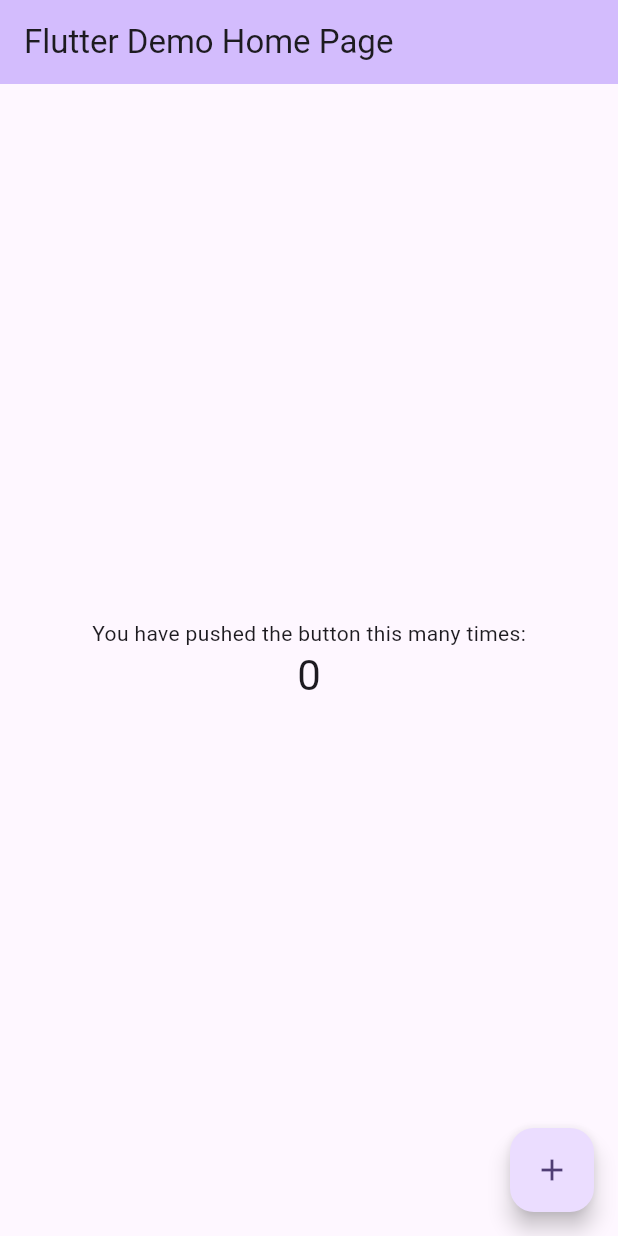
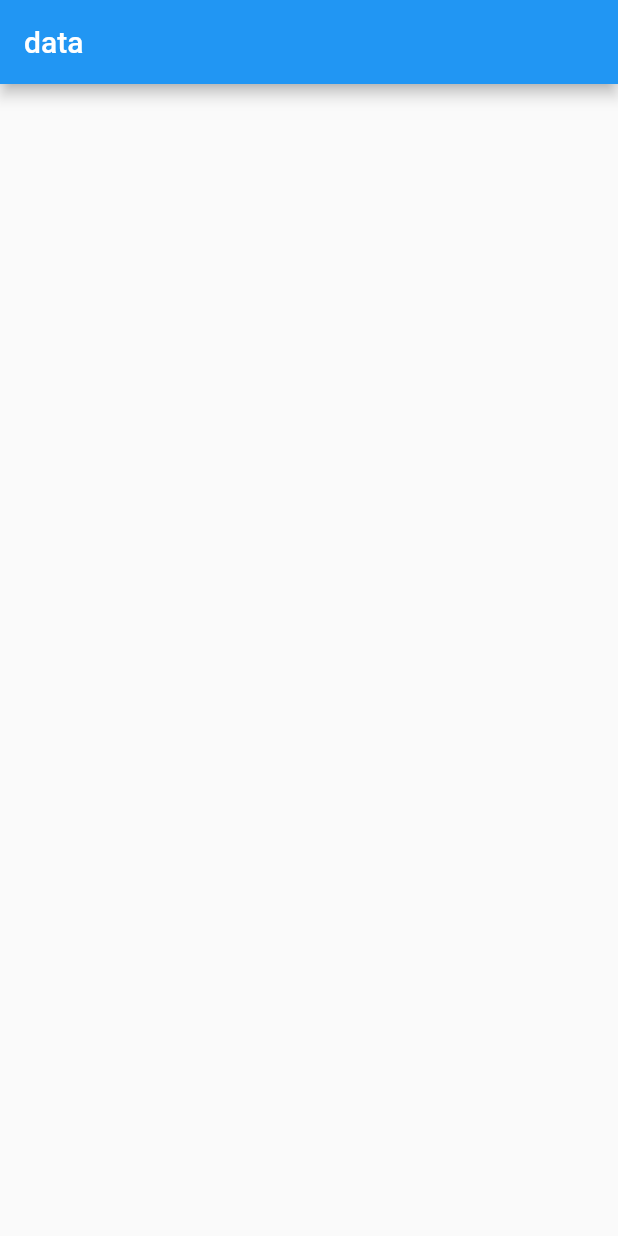
Before and after one commit to mvilla714/recetasapp, a Flutter app: the screen it shows after launch, on a phone screen of 412 x 824 dp. Run offline on Flutter 3.47's test engine with Material 2 defaults, Android fonts, the phone set to English and light mode, and no system bars.

Commit message:
creacion de page

```diff
--- a/lib/main.dart
+++ b/lib/main.dart
@@ -1,125 +1,21 @@
 import 'package:flutter/material.dart';
 
 void main() {
-  runApp(const MyApp());
+  runApp(MaterialApp(
+    home: Myapp(),
+    debugShowCheckedModeBanner: false,
+  ));
 }
 
-class MyApp extends StatelessWidget {
-  const MyApp({super.key});
+class Myapp extends StatelessWidget {
+  const Myapp({super.key});
 
-  // This widget is the root of your application.
   @override
   Widget build(BuildContext context) {
-    return MaterialApp(
-      title: 'Flutter Demo',
-      theme: ThemeData(
-        // This is the theme of your application.
-        //
-        // TRY THIS: Try running your application with "flutter run". You'll see
-        // the application has a blue toolbar. Then, without quitting the app,
-        // try changing the seedColor in the colorScheme below to Colors.green
-        // and then invoke "hot reload" (save your changes or press the "hot
-        // reload" button in a Flutter-supported IDE, or press "r" if you used
-        // the command line to start the app).
-        //
-        // Notice that the counter didn't reset back to zero; the application
-        // state is not lost during the reload. To reset the state, use hot
-        // restart instead.
-        //
-        // This works for code too, not just values: Most code changes can be
-        // tested with just a hot reload.
-        colorScheme: ColorScheme.fromSeed(seedColor: Colors.deepPurple),
-        useMaterial3: true,
+    return Scaffold(
+      appBar: AppBar(
+        title: Text("data"),
       ),
-      home: const MyHomePage(title: 'Flutter Demo Home Page'),
     );
   }
 }
-
-class MyHomePage extends StatefulWidget {
-  const MyHomePage({super.key, required this.title});
-
-  // This widget is the home page of your application. It is stateful, meaning
-  // that it has a State object (defined below) that contains fields that affect
-  // how it looks.
-
-  // This class is the configuration for the state. It holds the values (in this
-  // case the title) provided by the parent (in this case the App widget) and
-  // used by the build method of the State. Fields in a Widget subclass are
-  // always marked "final".
-
-  final String title;
-
-  @override
-  State<MyHomePage> createState() => _MyHomePageState();
-}
-
-class _MyHomePageState extends State<MyHomePage> {
-  int _counter = 0;
-
-  void _incrementCounter() {
-    setState(() {
-      // This call to setState tells the Flutter framework that something has
-      // changed in this State, which causes it to rerun the build method below
-      // so that the display can reflect the updated values. If we changed
-      // _counter without calling setState(), then the build method would not be
-      // called again, and so nothing would appear to happen.
-      _counter++;
-    });
-  }
-
-  @override
-  Widget build(BuildContext context) {
-    // This method is rerun every time setState is called, for instance as done
-    // by the _incrementCounter method above.
-    //
-    // The Flutter framework has been optimized to make rerunning build methods
-    // fast, so that you can just rebuild anything that needs updating rather
-    // than having to individually change instances of widgets.
-    return Scaffold(
-      appBar: AppBar(
-        // TRY THIS: Try changing the color here to a specific color (to
-        // Colors.amber, perhaps?) and trigger a hot reload to see the AppBar
-        // change color while the other colors stay the same.
-        backgroundColor: Theme.of(context).colorScheme.inversePrimary,
-        // Here we take the value from the MyHomePage object that was created by
-        // the App.build method, and use it to set our appbar title.
-        title: Text(widget.title),
-      ),
-      body: Center(
-        // Center is a layout widget. It takes a single child and positions it
-        // in the middle of the parent.
-        child: Column(
-          // Column is also a layout widget. It takes a list of children and
-          // arranges them vertically. By default, it sizes itself to fit its
-          // children horizontally, and tries to be as tall as its parent.
-          //
-          // Column has various properties to control how it sizes itself and
-          // how it positions its children. Here we use mainAxisAlignment to
-          // center the children vertically; the main axis here is the vertical
-          // axis because Columns are vertical (the cross axis would be
-          // horizontal).
-          //
-          // TRY THIS: Invoke "debug painting" (choose the "Toggle Debug Paint"
-          // action in the IDE, or press "p" in the console), to see the
-          // wireframe for each widget.
-          mainAxisAlignment: MainAxisAlignment.center,
-          children: <Widget>[
-            const Text(
-              'You have pushed the button this many times:',
-            ),
-            Text(
-              '$_counter',
-              style: Theme.of(context).textTheme.headlineMedium,
-            ),
-          ],
-        ),
-      ),
-      floatingActionButton: FloatingActionButton(
-        onPressed: _incrementCounter,
-        tooltip: 'Increment',
-        child: const Icon(Icons.add),
-      ), // This trailing comma makes auto-formatting nicer for build methods.
-    );
-  }
-}
--- /dev/null
+++ b/lib/pages/home_page.dart
@@ -0,0 +1,13 @@
+import 'package:flutter/material.dart';
+
+class HomePage extends StatefulWidget {
+  @override
+  State<HomePage> createState() => _nameState();
+}
+
+class _nameState extends State<HomePage> {
+  @override
+  Widget build(BuildContext context) {
+    return Container();
+  }
+}
```
Also changed, not shown: lib/pages/receta_page.dart (added).
